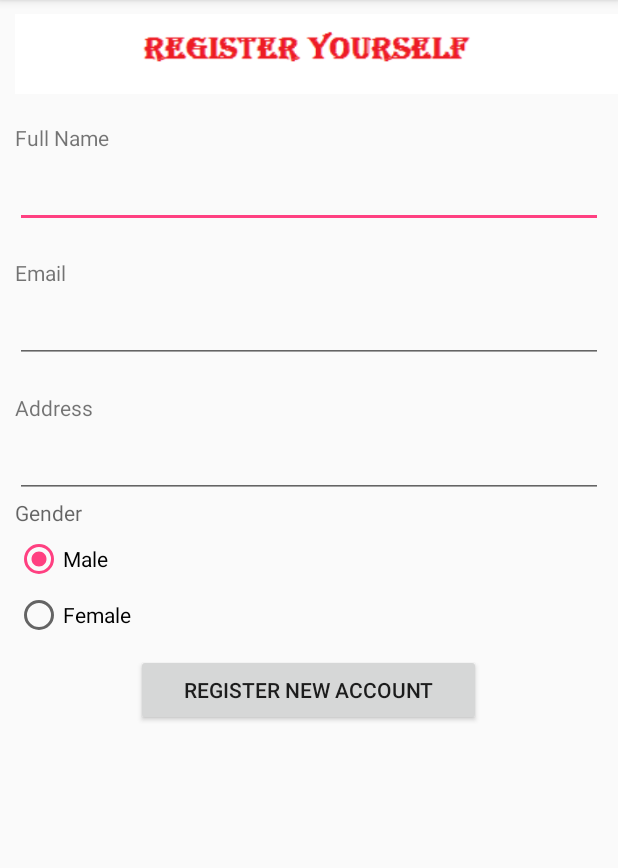
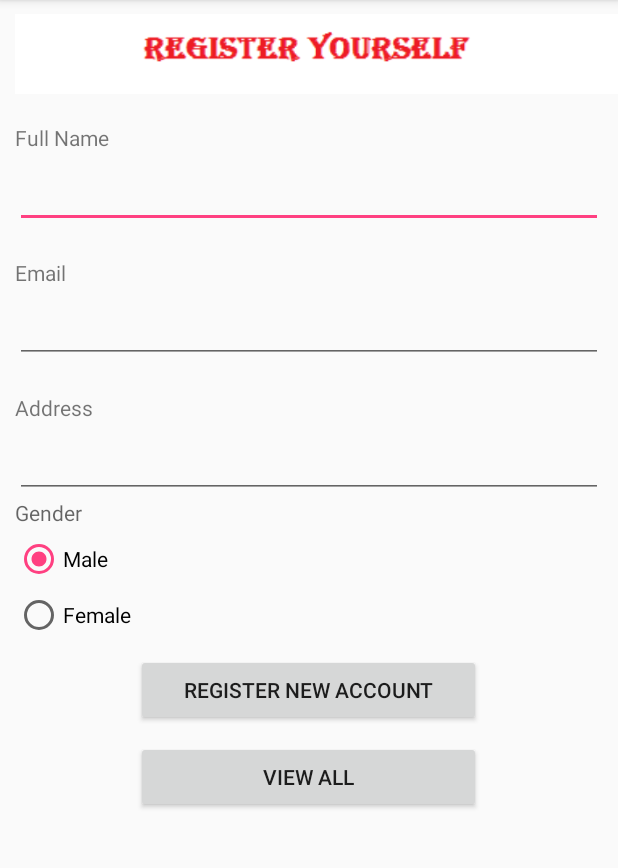
Before and after one commit to shahdinesh/formHandling-Andorid, an Android app: the screen it shows after launch (Form), after a tap on "ADD INFO", on a phone screen of 412 x 824 dp, the part 84-952 px from its top. Run offline under Robolectric (Android 15) with nearby library versions, the phone set to English and light mode, and no system bars.

Commit message:
crd completed

```diff
--- a/app/src/main/java/com/example/myapplication/Form.java
+++ b/app/src/main/java/com/example/myapplication/Form.java
@@ -5,6 +5,7 @@ import android.support.v7.app.AppCompatActivity;
 import android.os.Bundle;
 import android.util.Log;
 import android.view.View;
+import android.widget.Button;
 import android.widget.EditText;
 import android.widget.RadioButton;
 import android.widget.RadioGroup;
@@ -14,15 +15,27 @@ public class Form extends AppCompatActivity {
     RadioButton gender;
     RadioGroup genderGroup;
     DataBase db = new DataBase(this);
+    Button addBtn, editBtn, viewBtn;
 
     @Override
     protected void onCreate(Bundle savedInstanceState) {
         super.onCreate(savedInstanceState);
         setContentView(R.layout.activity_form);
 
+        find();
+
+        String type = getIntent().getStringExtra("type");
+        System.out.println(type);
+        if(type.equalsIgnoreCase("update")){
+            editBtn.setVisibility(View.VISIBLE);
+            addBtn.setVisibility(View.GONE);
+        }else{
+            addBtn.setVisibility(View.VISIBLE);
+            editBtn.setVisibility(View.GONE);
+        }
     }
 
-    public void Main(View view){
+    public void Add(View view){
         try {
             add();
             System.out.println("Data inserted");
@@ -36,8 +49,15 @@ public class Form extends AppCompatActivity {
         startActivity(intend);
     }
 
-    public void Form(View view) {
-        setContentView(R.layout.activity_form);
+    public void Main(View view) {
+        Intent intend = new Intent(Form.this,MainActivity.class);
+        startActivity(intend);
+    }
+
+    public void find() {
+        addBtn = (Button) findViewById(R.id.btnRegister);
+        editBtn = (Button) findViewById(R.id.btnUpdate);
+        viewBtn = (Button) findViewById(R.id.viewAll);
     }
 
     public void add(){
--- a/app/src/main/java/com/example/myapplication/MainActivity.java
+++ b/app/src/main/java/com/example/myapplication/MainActivity.java
@@ -11,7 +11,9 @@ import android.view.View;
 import android.view.ViewGroup;
 import android.widget.ArrayAdapter;
 import android.widget.Button;
+import android.widget.EditText;
 import android.widget.ListView;
+import android.widget.RadioButton;
 import android.widget.TextView;
 
 import java.util.ArrayList;
@@ -74,6 +76,7 @@ public class MainActivity extends Activity {
 
     public void Form(View view) {
         Intent intend = new Intent(MainActivity.this,Form.class);
+        intend.putExtra("type","add");
         startActivity(intend);
     }
 
@@ -94,6 +97,8 @@ public class MainActivity extends Activity {
         int layoutResourceId;
         User user;
         ArrayList<User> data = new ArrayList<User>();
+        EditText name = (EditText) findViewById(R.id.reg_fullname), address = (EditText) findViewById(R.id.reg_address),
+                email = (EditText) findViewById(R.id.reg_email);
 
         public UserAdapter(Activity act, int layoutResourceId, ArrayList<User> data) {
             super(act, layoutResourceId, data);
@@ -110,7 +115,6 @@ public class MainActivity extends Activity {
 
             if (row == null) {
                 LayoutInflater inflater = LayoutInflater.from(activity);
-
                 row = inflater.inflate(layoutResourceId, parent, false);
                 holder = new UserHolder();
                 holder.name = (TextView) row.findViewById(R.id.nameText);
@@ -135,13 +139,11 @@ public class MainActivity extends Activity {
 
                 @Override
                 public void onClick(View v) {
-                    Log.i("Edit Button Clicked", "**********");
-
                     Intent update_user = new Intent(activity, Form.class);
-                    update_user.putExtra("called", "update");
+                    update_user.putExtra("type", "update");
                     update_user.putExtra("USER_ID", v.getTag().toString());
+                    System.out.println(v.getTag().toString());
                     activity.startActivity(update_user);
-
                 }
             });
             holder.delete.setOnClickListener(new View.OnClickListener() {
--- a/app/src/main/res/layout/activity_form.xml
+++ b/app/src/main/res/layout/activity_form.xml
@@ -84,7 +84,21 @@
                 android:layout_height="wrap_content"
                 android:layout_marginTop="10dip"
                 android:text="Register New Account"
+                android:onClick="Add"/>
+            <Button android:id="@+id/btnUpdate"
+                android:layout_width="230dp"
+                android:layout_gravity="center"
+                android:layout_height="wrap_content"
+                android:layout_marginTop="10dip"
+                android:text="Update Uata"
                 android:onClick="Main"/>
+            <Button android:id="@+id/viewAll"
+                android:layout_width="230dp"
+                android:layout_gravity="center"
+                android:layout_height="wrap_content"
+                android:layout_marginTop="10dip"
+                android:onClick="Main"
+                android:text="View All" />
 
         </LinearLayout>
 
```
Also changed, not shown: app/src/main/java/com/example/myapplication/DataBase.java (+13 -7 lines).
